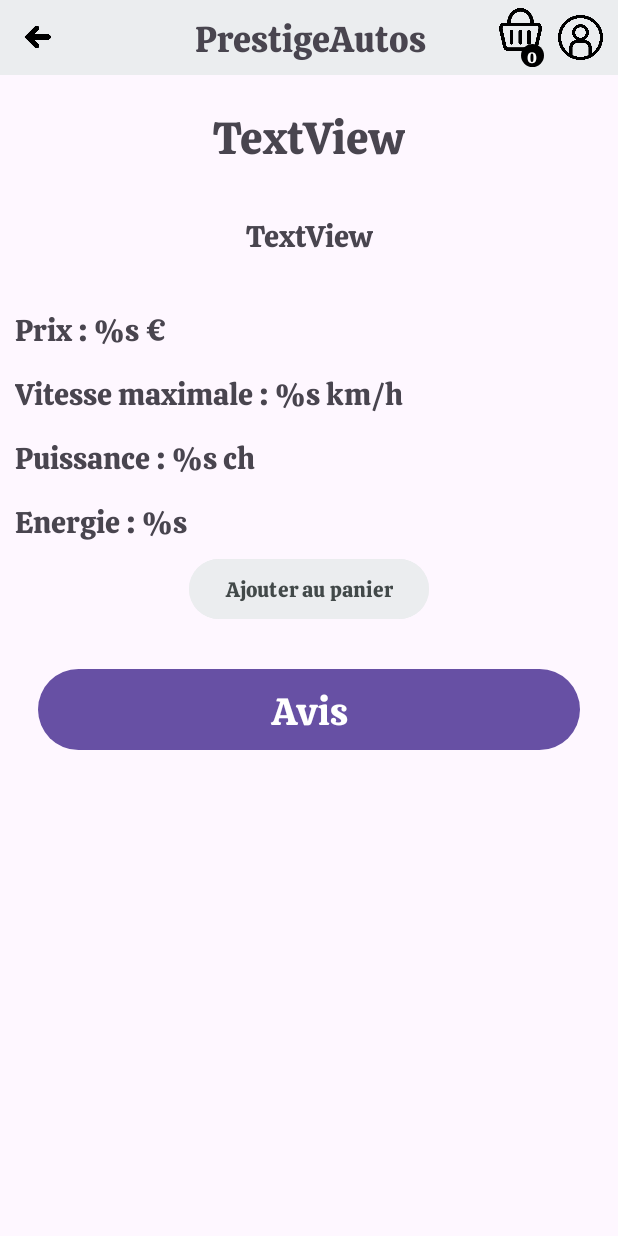
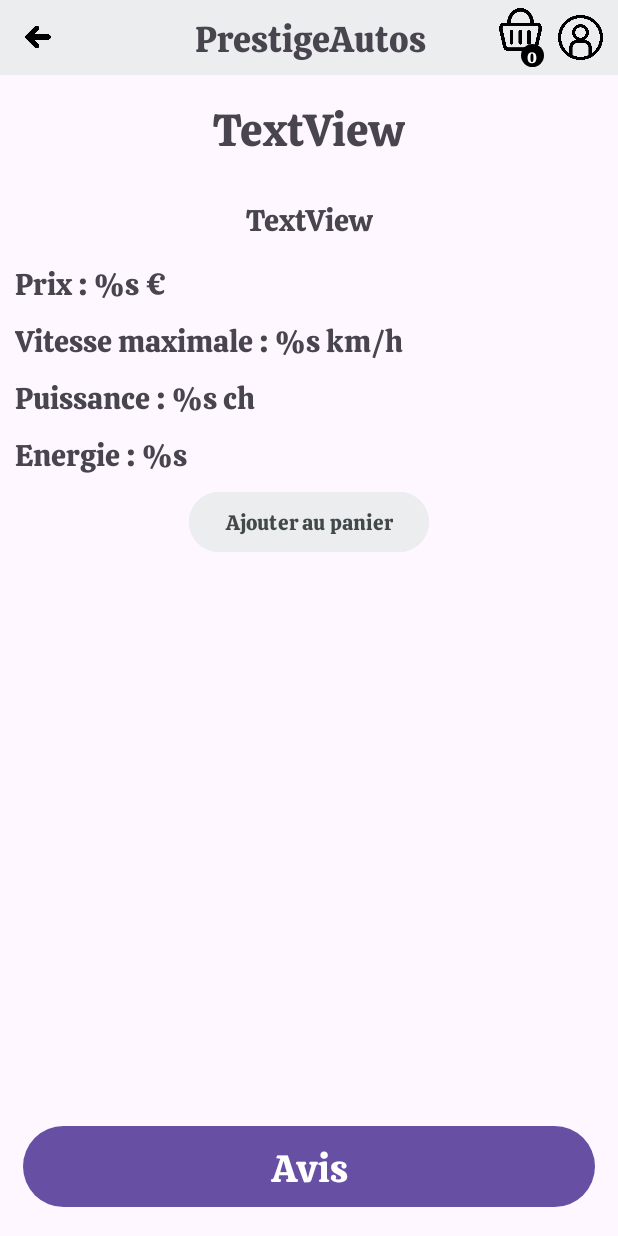
Before and after one commit to sabraess/FilRougeApp_R411, an Android app: the layout activity_selected_car.xml on its own in the app's theme, with its tools: preview values and no code run, on a phone screen of 412 x 824 dp. Run offline under Robolectric (Android 15) with nearby library versions, the phone set to English and light mode, and no system bars.

Commit message:
Affichage des notes des voitures

```diff
--- a/FilRouge/app/src/main/java/filrouge/app/AvisActivity.java
+++ b/FilRouge/app/src/main/java/filrouge/app/AvisActivity.java
@@ -148,7 +148,6 @@ public class AvisActivity extends AppCompatActivity {
                     if (commentaireString.isEmpty()) {
                         Toast.makeText(AvisActivity.this, "Écrire un avis avant de valider !!", Toast.LENGTH_LONG).show();
 
-
                     } else {
                         avis.put("EmailUtilisateur", user.getEmail());
                         avis.put("Avis", commentaireString);
--- a/FilRouge/app/src/main/java/filrouge/app/CarsList.java
+++ b/FilRouge/app/src/main/java/filrouge/app/CarsList.java
@@ -33,6 +33,8 @@ public interface CarsList extends Parcelable {
     String getPicture();
     void setPicture(String picture);
     List<Opinion> getOpinionList();
+    float getRating();
+    void setRating(float rating);
     void setOpinionList(List<Opinion> value);
     @NonNull
     @Override
--- a/FilRouge/app/src/main/res/layout/activity_selected_car.xml
+++ b/FilRouge/app/src/main/res/layout/activity_selected_car.xml
@@ -90,7 +90,7 @@
         android:fontFamily="@font/calistoga"
         android:text="TextView"
         android:textSize="30sp"
-        android:layout_marginTop="15dp"
+        android:layout_marginTop="10dp"
         app:layout_constraintTop_toBottomOf="@+id/linearLayout"
         app:layout_constraintStart_toStartOf="parent"
         app:layout_constraintEnd_toEndOf="parent" />
@@ -99,7 +99,7 @@
         android:id="@+id/imageViewCarTurningAround"
         android:layout_width="wrap_content"
         android:layout_height="wrap_content"
-        android:layout_margin="15dp"
+        android:layout_margin="10dp"
         app:layout_constraintTop_toBottomOf="@+id/carSelectedName"
         app:layout_constraintStart_toStartOf="parent"
         app:layout_constraintEnd_toEndOf="parent" />
@@ -125,7 +125,8 @@
         android:layout_height="wrap_content"
         app:layout_constraintTop_toBottomOf="@+id/carDescription"
         app:layout_constraintStart_toStartOf="parent"
-        android:layout_margin="10dp"
+        android:layout_marginBottom="10dp"
+        android:layout_marginLeft="10dp"
          >
 
         <TextView
@@ -139,7 +140,7 @@
             android:layout_columnWeight="1"
             android:layout_row="0"
             android:layout_column="0"
-            android:layout_marginTop="10dp"/>
+            android:layout_marginTop="0dp"/>
 
         <TextView
             android:id="@+id/carMaxSpeed"
@@ -152,7 +153,7 @@
             android:layout_columnWeight="1"
             android:layout_row="1"
             android:layout_column="0"
-            android:layout_marginTop="10dp"
+            android:layout_marginTop="5dp"
             android:layout_marginEnd="10dp"/>
 
         <TextView
@@ -166,7 +167,7 @@
             android:layout_columnWeight="1"
             android:layout_row="2"
             android:layout_column="0"
-            android:layout_marginTop="10dp"/>
+            android:layout_marginTop="5dp"/>
 
         <TextView
             android:id="@+id/carEnergy"
@@ -179,7 +180,7 @@
             android:layout_columnWeight="1"
             android:layout_row="3"
             android:layout_column="0"
-            android:layout_marginTop="10dp"/>
+            android:layout_marginTop="5dp"/>
 
     </GridLayout>
 
@@ -203,10 +204,10 @@
         android:fontFamily="@font/calistoga"
         android:text="@string/opinion"
         android:textSize="25sp"
-        app:layout_constraintTop_toBottomOf="@+id/buttonAddBasket"
+       app:layout_constraintBottom_toBottomOf="parent"
         app:layout_constraintStart_toStartOf="parent"
         app:layout_constraintEnd_toEndOf="parent"
-        android:layout_margin="25dp"/>
+        android:layout_margin="15dp"/>
 
 
 
--- a/FilRouge/app/src/main/res/layout/ratingbar_layout.xml
+++ b/FilRouge/app/src/main/res/layout/ratingbar_layout.xml
@@ -37,6 +37,7 @@
         android:numStars="5"
         android:rating="3.5"
         app:layout_constraintStart_toStartOf="@+id/nameCar"
-        app:layout_constraintTop_toBottomOf="@id/nameCar" />
+        app:layout_constraintTop_toBottomOf="@id/nameCar"
+        android:isIndicator="true"/>
 
 </androidx.constraintlayout.widget.ConstraintLayout>
```
Also changed, not shown: FilRouge/app/src/main/java/filrouge/app/Car.java (+13 -0 lines), FilRouge/app/src/main/java/filrouge/app/CarsAdapter.java (+48 -0 lines).
